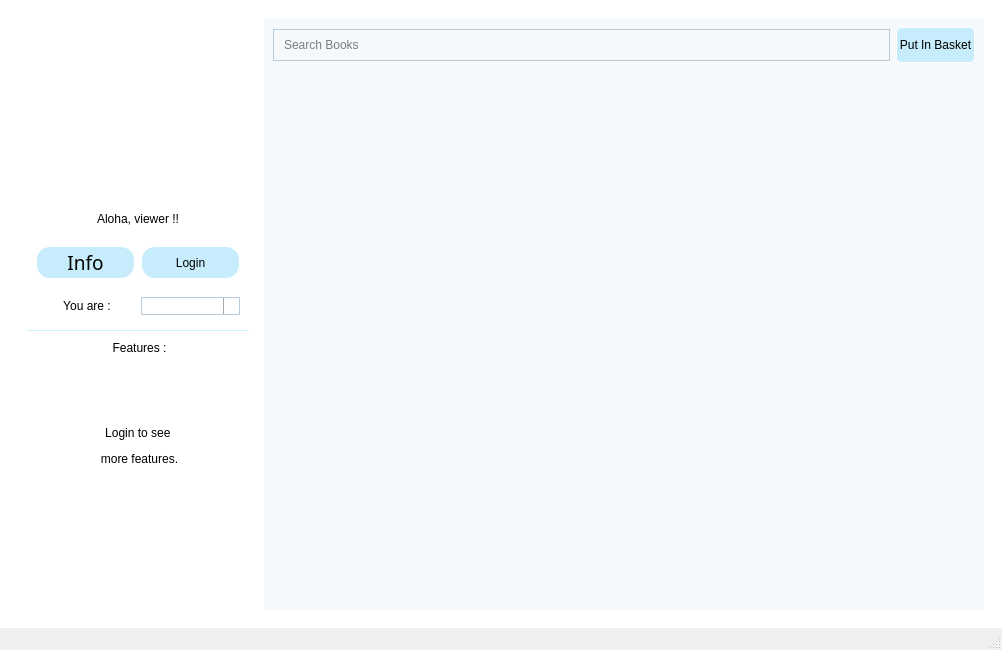
Before: the Qt Designer form mainwindow.ui in huylenguyen806/ASS2, drawn with Qt 5.
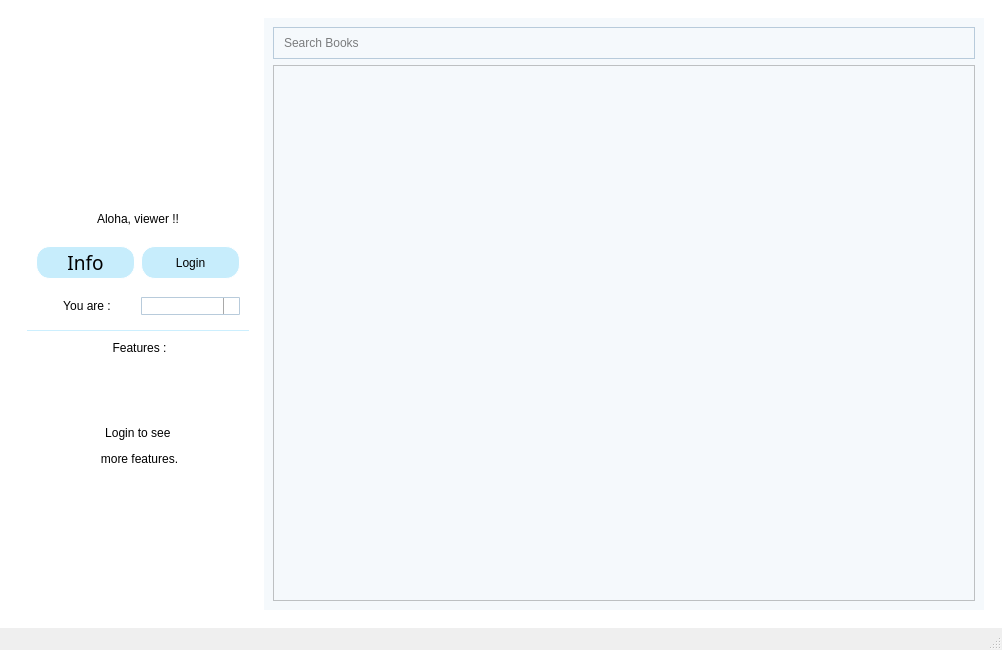
After: the same form once the commit is applied. The open tabs and pages were chosen to show the change. Icons and pictures are not drawn.

The edit to the form file:
```diff
--- a/mainwindow.ui
+++ b/mainwindow.ui
@@ -989,7 +989,7 @@
               <item>
                <layout class="QVBoxLayout" name="verticalLayout_6">
                 <item>
-                 <layout class="QHBoxLayout" name="horizontalLayout_4" stretch="12,0">
+                 <layout class="QHBoxLayout" name="horizontalLayout_4" stretch="12">
                   <item>
                    <widget class="QLineEdit" name="search_books">
                     <property name="enabled">
@@ -1036,48 +1036,10 @@
                     </property>
                    </widget>
                   </item>
-                  <item>
-                   <widget class="QPushButton" name="basket">
-                    <property name="cursor">
-                     <cursorShape>PointingHandCursor</cursorShape>
-                    </property>
-                    <property name="styleSheet">
-                     <string notr="true">QPushButton#basket {
-	height: 30px;
-    background-color: rgb(199,237,252);
-    border-style: outset;
-    border-width: 1px;
-    border-radius: 5px;
-    border-color: white;
-	font:normal 200 12pt &quot;Myriad Pro&quot;;
-    min-width: 5em;
-    padding: 2px;
-}
-QPushButton#basket:pressed {
-    background-color: rgb(178,231,250);
-    border-style: outset;
-    border-style: inset;
-}
-QPushButton#basket:hover {
-    background-color: rgb(178,231,250);
-    border-style: inset;
-}</string>
-                    </property>
-                    <property name="text">
-                     <string>Put In Basket</string>
-                    </property>
-                   </widget>
-                  </item>
                  </layout>
                 </item>
                 <item>
                  <widget class="QScrollArea" name="book_area">
-                  <property name="styleSheet">
-                   <string notr="true">QScrollArea#book_area {
-border: 1px;
-border-color: rgb(216,229,239);
-}</string>
-                  </property>
                   <property name="widgetResizable">
                    <bool>true</bool>
                   </property>
@@ -1086,8 +1048,8 @@
                     <rect>
                      <x>0</x>
                      <y>0</y>
-                     <width>696</width>
-                     <height>507</height>
+                     <width>694</width>
+                     <height>509</height>
                     </rect>
                    </property>
                   </widget>
```
Left out of the diff: 8 changed lines with no effect on the pictures.
